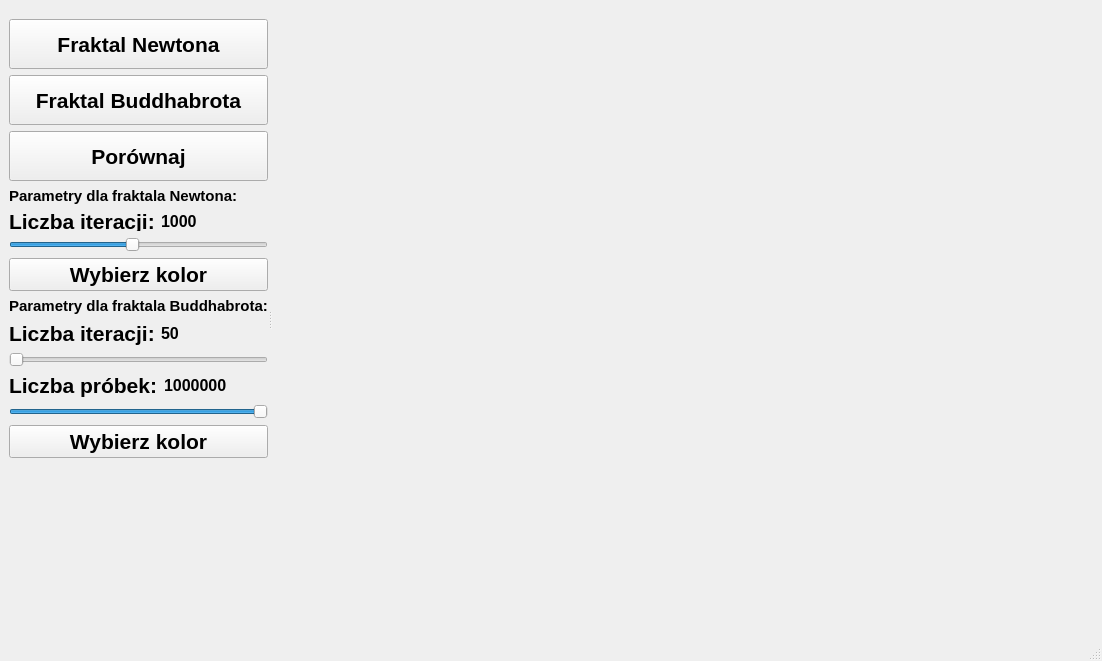
Kosmit147/Fractals, file src/MainWindow.ui: the form before one commit.
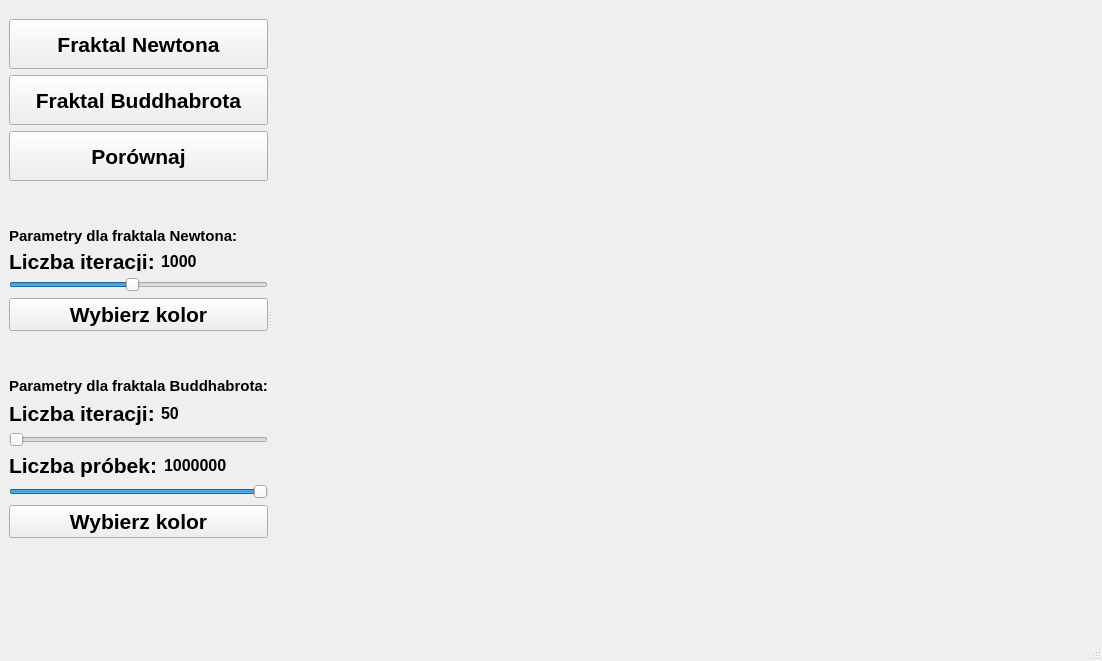
The form after the commit.

Commit message: add spacer to divide paramter buttons

Patch:
```diff
--- a/src/MainWindow.ui
+++ b/src/MainWindow.ui
@@ -20,7 +20,7 @@
       <property name="orientation">
        <enum>Qt::Horizontal</enum>
       </property>
-      <widget class="QWidget" name="">
+      <widget class="QWidget" name="layoutWidget">
        <layout class="QVBoxLayout" name="verticalLayout_2">
         <property name="sizeConstraint">
          <enum>QLayout::SetFixedSize</enum>
@@ -105,6 +105,19 @@
             </property>
            </widget>
           </item>
+          <item>
+           <spacer name="verticalSpacer_2">
+            <property name="orientation">
+             <enum>Qt::Vertical</enum>
+            </property>
+            <property name="sizeHint" stdset="0">
+             <size>
+              <width>20</width>
+              <height>40</height>
+             </size>
+            </property>
+           </spacer>
+          </item>
          </layout>
         </item>
         <item>
@@ -195,6 +208,19 @@
           </property>
          </widget>
         </item>
+        <item>
+         <spacer name="verticalSpacer">
+          <property name="orientation">
+           <enum>Qt::Vertical</enum>
+          </property>
+          <property name="sizeHint" stdset="0">
+           <size>
+            <width>20</width>
+            <height>40</height>
+           </size>
+          </property>
+         </spacer>
+        </item>
         <item>
          <widget class="QLabel" name="label">
           <property name="font">
@@ -325,19 +351,6 @@
           </property>
          </widget>
         </item>
-        <item>
-         <spacer name="verticalSpacer">
-          <property name="orientation">
-           <enum>Qt::Vertical</enum>
-          </property>
-          <property name="sizeHint" stdset="0">
-           <size>
-            <width>20</width>
-            <height>40</height>
-           </size>
-          </property>
-         </spacer>
-        </item>
        </layout>
       </widget>
       <widget class="QLabel" name="labelView">
```
